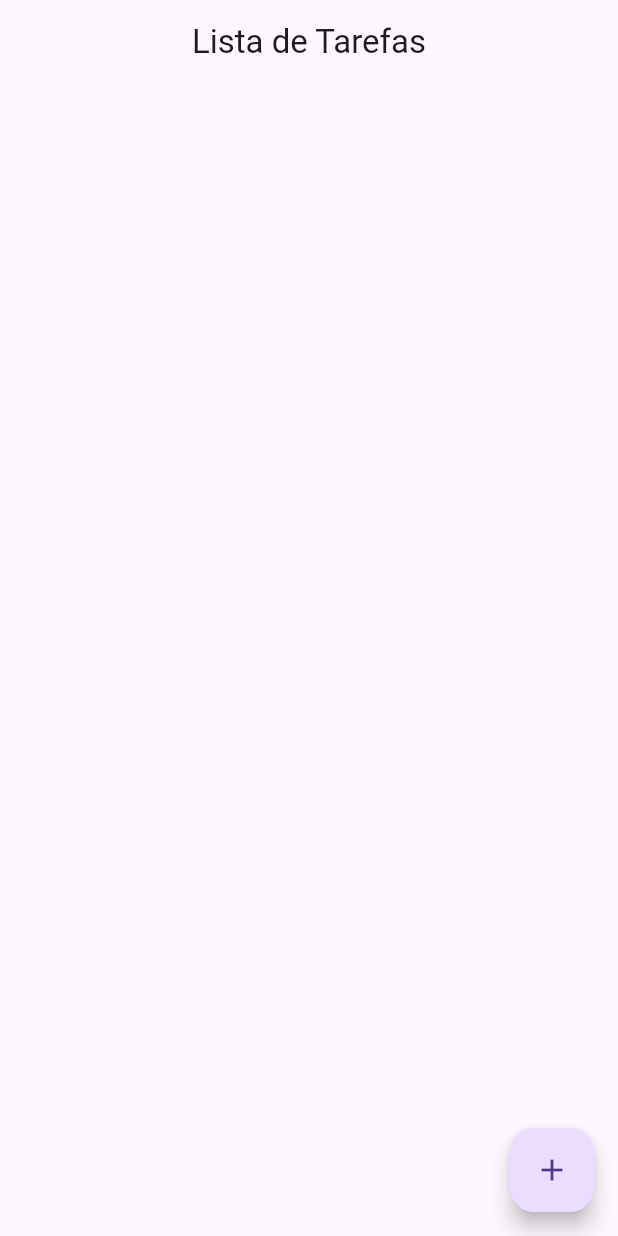
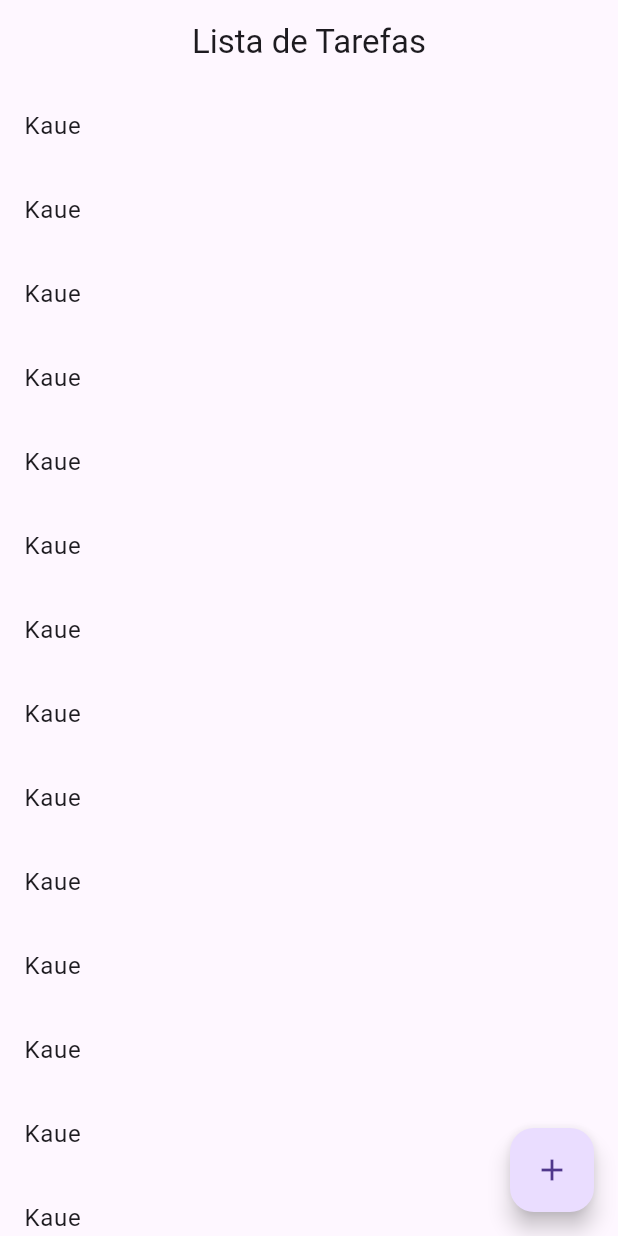
Before and after one commit to KaueSobreira/Lista-de-Tarefas-Mobile, a Flutter app: the screen it shows after launch, on a phone screen of 412 x 824 dp. Run offline on Flutter 3.47's test engine with Material 3 defaults, Android fonts, the phone set to English and light mode, and no system bars.

```diff
--- a/lib/main.dart
+++ b/lib/main.dart
@@ -64,9 +64,26 @@ class _TaskListPageState extends State<TaskListPage> {
   // Segunda Forma de Escrever
   Widget taskAppBody() => Column(
         children: [
-          // Dashboard
+          // Dashboard (taskAppDashBoard())
+
           // Lista de Tarefas
+          Expanded(child:
+              ListView.builder(
+                itemBuilder: (context, index) => ListTile(
+                title: Text("Kaue"),
+              )
+            )
+          ),
         ],
       );
+}
 
+
+class TaskModel {
+  String title;
+  bool done;
+
+  TaskModel({required this.title, this.done = false});
+
+  void changeDoneValue() => done = !done;
 }
```
